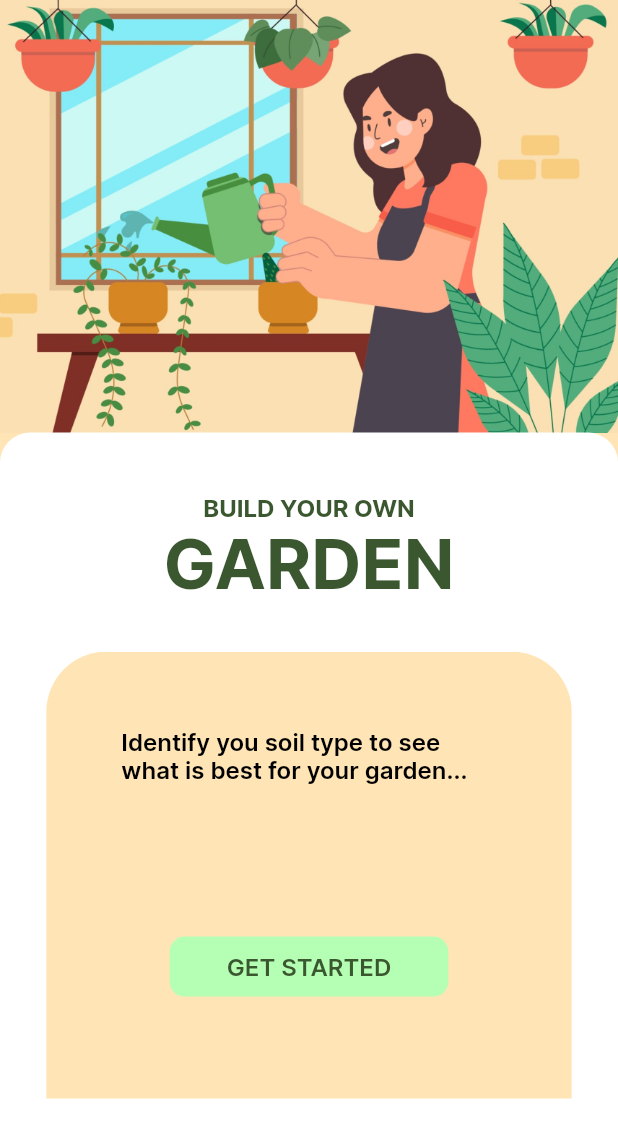
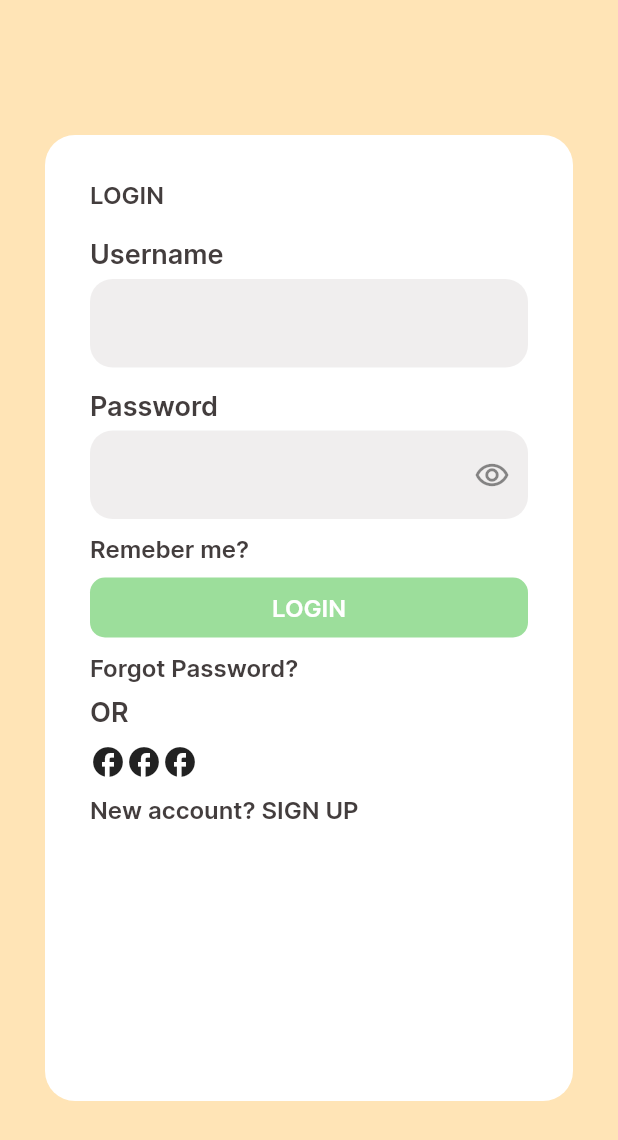
Before and after one commit to GardenMate/ibm-garden, a Flutter app: the screen it shows after launch, on a phone screen of 412 x 824 dp. Shown: the top 1140 px of the screen. Run offline on Flutter 3.47's test engine with Material 2 defaults, Android fonts, the phone set to English and light mode, and no system bars.

Commit message:
created a sign in page in flutter

```diff
--- a/build_my_garden/lib/main.dart
+++ b/build_my_garden/lib/main.dart
@@ -1,29 +1,23 @@
 // ignore_for_file: prefer_const_constructors
 
+import 'package:build_my_garden/pages/signin_page.dart';
 import 'package:build_my_garden/pages/welcome_page.dart';
 import 'package:flutter/material.dart';
 import 'package:http/http.dart' as http;
 
 void main() {
-  runApp(MyApp());
+  runApp(AuthApp());
 }
 
-class MyApp extends StatefulWidget {
-  const MyApp({Key? key}) : super(key: key);
+// The welcome app state
+class WelcomeApp extends StatefulWidget {
+  const WelcomeApp({Key? key}) : super(key: key);
 
   @override
-  State<MyApp> createState() => _MyAppState();
+  State<WelcomeApp> createState() => _WelcomeAppState();
 }
 
-class _MyAppState extends State<MyApp> {
-  int currentIndex = 0;
-  final screens = [
-    CenterWithButton(text: "Learn"),
-    CenterWithButton(text: "Your Plants"),
-    CenterWithButton(text: "Marketplace"),
-    CenterWithButton(text: "Account"),
-  ];
-
+class _WelcomeAppState extends State<WelcomeApp> {
   @override
   Widget build(BuildContext context) {
     return MaterialApp(
@@ -36,6 +30,27 @@ class _MyAppState extends State<MyApp> {
   }
 }
 
+class AuthApp extends StatefulWidget {
+  const AuthApp({Key? key}) : super(key: key);
+
+  @override
+  State<AuthApp> createState() => _AuthAppState();
+}
+
+class _AuthAppState extends State<AuthApp> {
+  @override
+  Widget build(BuildContext context) {
+    return MaterialApp(
+        title: 'Build Your Garden', //The title of the Flutter App
+        theme: ThemeData(
+          scaffoldBackgroundColor: Color.fromARGB(255, 255, 228, 182),
+          primarySwatch: Colors.green,
+        ),
+        home: SignInPage());
+  }
+}
+
+// The main app state
 class MainApp extends StatefulWidget {
   const MainApp({Key? key}) : super(key: key);
 
--- a/build_my_garden/lib/pages/signin_page.dart
+++ b/build_my_garden/lib/pages/signin_page.dart
@@ -2,25 +2,143 @@
 // For signing up and logining in
 import 'dart:convert';
 
+import 'package:build_my_garden/sizes_helpers.dart';
+import 'package:build_my_garden/widgets/app_text.dart';
+import 'package:build_my_garden/widgets/responsive_button.dart';
+import 'package:flutter/material.dart';
 import 'package:http/http.dart' as http;
+
+class SignInPage extends StatefulWidget {
+  const SignInPage({Key? key}) : super(key: key);
+
+  @override
+  State<SignInPage> createState() => _SignInPageState();
+}
+
+class _SignInPageState extends State<SignInPage> {
+  bool _secureText = true;
+
+  @override
+  Widget build(BuildContext context) {
+    return Scaffold(
+        resizeToAvoidBottomInset: false,
+        body: Container(
+          margin:
+              const EdgeInsets.only(top: 90, bottom: 90, left: 30, right: 30),
+          width: displayWidth(context),
+          height: displayHeight(context),
+          decoration: const BoxDecoration(
+            color: Colors.white,
+            borderRadius: BorderRadius.all(
+              Radius.circular(20.0),
+            ),
+          ),
+          child: Container(
+            margin: const EdgeInsets.symmetric(vertical: 30, horizontal: 30),
+            child: Column(
+              crossAxisAlignment: CrossAxisAlignment.start,
+              children: [
+                AppText(text: "LOGIN"),
+                const SizedBox(height: 20),
+                AppText(text: "Username", size: 18),
+                const SizedBox(height: 5),
+                TextField(
+                  decoration: InputDecoration(
+                    border: OutlineInputBorder(
+                        borderRadius: BorderRadius.circular(15.0),
+                        borderSide:
+                            BorderSide(width: 0, style: BorderStyle.none)),
+                    fillColor: Color.fromARGB(20, 64, 42, 42),
+                    filled: true,
+                  ),
+                ),
+                const SizedBox(height: 15),
+                AppText(text: "Password", size: 18),
+                const SizedBox(height: 5),
+                TextField(
+                  decoration: InputDecoration(
+                    suffixIcon: IconButton(
+                      icon: Icon(_secureText
+                          ? Icons.remove_red_eye_outlined
+                          : Icons.remove_red_eye),
+                      onPressed: () {
+                        setState(() {
+                          _secureText = !_secureText;
+                        });
+                      },
+                    ),
+                    border: OutlineInputBorder(
+                        borderRadius: BorderRadius.circular(15.0),
+                        borderSide: const BorderSide(
+                            width: 0, style: BorderStyle.none)),
+                    fillColor: const Color.fromARGB(20, 64, 42, 42),
+                    filled: true,
+                  ),
+                  obscureText: _secureText,
+                ),
+                const SizedBox(height: 10),
+                AppText(text: "Remeber me?"),
+                const SizedBox(height: 10),
+                ResponsiveButton(
+                  onPress: (() => null),
+                  text: "LOGIN",
+                  textColor: Colors.white,
+                  buttonColor: Color.fromARGB(255, 156, 222, 155),
+                  width: 300,
+                ),
+                const SizedBox(height: 10),
+                AppText(text: "Forgot Password?"),
+                const SizedBox(height: 10),
+                AppText(text: "OR", size: 18),
+                const SizedBox(height: 10),
+                Row(
+                  children: [
+                    Icon(Icons.facebook),
+                    Icon(Icons.facebook),
+                    Icon(Icons.facebook),
+                  ],
+                ),
+                const SizedBox(height: 10),
+                AppText(text: "New account? SIGN UP"),
+              ],
+            ),
+          ),
+        ));
+  }
+}
 
 main() async {
   AuthService authService = AuthService();
-  RegistrationResponse? registrationResponse = await authService.registration(
-      "abemelech", "alskd1235", "alskd1235[", "abemelech.mesfin.gmail.com");
-  if (registrationResponse != null) {
-    registrationResponse.email?.forEach((e) => print(e));
-    registrationResponse.username?.forEach((e) => print(e));
-    registrationResponse.non_field_errors?.forEach((e) => print(e));
-    registrationResponse.password1?.forEach((e) => print(e));
+  // RegistrationResponse? registrationResponse = await authService.registration(
+  //     "abemelech", "sa;dslfkjwe", "sa;dslfkjwe", "abemelech.mesfin.gmail.com");
+  // if (registrationResponse != null) {
+  //   registrationResponse.email?.forEach((e) => print(e));
+  //   registrationResponse.username?.forEach((e) => print(e));
+  //   registrationResponse.non_field_errors?.forEach((e) => print(e));
+  //   registrationResponse.password1?.forEach((e) => print(e));
+  //   if (registrationResponse != null) print(registrationResponse.key);
+  // }
+
+  LoginResponse? loginResponse =
+      await authService.login("abemelech", "sa;dslfkjwe");
+  if (loginResponse != null) {
+    if (loginResponse.key != null) print(loginResponse.key);
+    loginResponse.non_field_errors?.forEach((element) => print(element));
   }
+
+  // Get User data
+  // var response = await http
+  //     .get(Uri.parse("http://10.0.2.2:8000/accounts/user/"), headers: {
+  //   "Authorization": "Token e513b66ec1dc07ba3078aff736992115f81e706c"
+  // });
+  // print(response.body);
 }
 
 class AuthService {
   final registrationUrl = Uri.parse("http://10.0.2.2:8000/auth/registration/");
   final loginUrl = Uri.parse("http://10.0.2.2:8000/accounts/login/");
 
-  Future<RegistrationResponse> registration(
+  Future<RegistrationResponse?> registration(
       String username, String password1, String password2, String email) async {
     var response = await http.post(registrationUrl, body: {
       "username": username,
@@ -28,8 +146,15 @@ class AuthService {
       "password2": password2,
       "email": email,
     });
-    print(response.body);
     return RegistrationResponse.fromJson(jsonDecode(response.body));
+  }
+
+  Future<LoginResponse?> login(String usernameOrEmail, String password) async {
+    var response = await http.post(loginUrl, body: {
+      "username": usernameOrEmail,
+      "password": password,
+    });
+    return LoginResponse.fromJson(jsonDecode(response.body));
   }
 }
 
@@ -67,3 +192,16 @@ class RegistrationResponse {
     );
   }
 }
+
+class LoginResponse {
+  dynamic? key;
+  List<dynamic>? non_field_errors;
+  LoginResponse({this.key, this.non_field_errors});
+
+  factory LoginResponse.fromJson(mapOfBody) {
+    return LoginResponse(
+      key: mapOfBody['key'],
+      non_field_errors: mapOfBody['non_field_errors'],
+    );
+  }
+}
--- a/build_my_garden/lib/pages/welcome_page.dart
+++ b/build_my_garden/lib/pages/welcome_page.dart
@@ -73,17 +73,7 @@ class _WelcomePageState extends State<WelcomePage> {
                   // A container that is scrollable with information
                   width: displayWidth(context) * 0.85,
                   height: 298,
-                    child: PageView.builder(
-                        onPageChanged: (int index) {
-                          setState(() {
-                            pageIndex = index;
-                          });
-                        },
-                        controller: _pageController,
-                        scrollDirection: Axis.horizontal,
-                        itemCount: 3,
-                        itemBuilder: (context, index) {
-                          return Container(
+                  child: Container(
                     decoration: const BoxDecoration(
                       color: Color.fromARGB(255, 255, 228, 182),
                       borderRadius: BorderRadius.only(
@@ -98,27 +88,36 @@ class _WelcomePageState extends State<WelcomePage> {
                               top: 50, left: 50, right: 50),
                           height: 60,
                           // Load the widget AppText for texts
-                                child: AppText(text: listOfText[index]),
-                              ),
+                          child: PageView.builder(
+                              onPageChanged: (int index) {
+                                setState(() {
+                                  pageIndex = index;
+                                });
+                              },
+                              controller: _pageController,
+                              scrollDirection: Axis.horizontal,
+                              itemCount: 3,
+                              itemBuilder: (context, index) {
+                                return AppText(text: listOfText[index]);
+                              })),
                       Container(
                         margin: const EdgeInsets.only(top: 80),
                         // A button that changes the page and goes to home page
                         child: ResponsiveButton(
-                                  onPress: index != 2
+                          onPress: pageIndex != 2
                               ? () => _pageController.nextPage(
                                   duration: Duration(milliseconds: 200),
                                   curve: Curves.bounceInOut)
                               : () => Navigator.push(
                                   context,
                                   MaterialPageRoute(
-                                              builder: (context) =>
-                                                  const MainApp())),
+                                      builder: (context) => const MainApp())),
                           text: "GET STARTED",
                         ),
                       )
                     ]),
-                          );
-                        }))
+                  ),
+                )
               ],
             )),
       ],
--- a/build_my_garden/lib/widgets/app_text.dart
+++ b/build_my_garden/lib/widgets/app_text.dart
@@ -7,7 +7,10 @@ class AppText extends StatelessWidget {
   final Color color;
 
   const AppText(
-      {Key? key, this.size = 16, required this.text, this.color = Colors.black})
+      {Key? key,
+      this.size = 16,
+      required this.text,
+      this.color = const Color.fromARGB(255, 67, 61, 61)})
       : super(key: key);
 
   @override
--- a/build_my_garden/lib/widgets/responsive_button.dart
+++ b/build_my_garden/lib/widgets/responsive_button.dart
@@ -9,12 +9,16 @@ class ResponsiveButton extends StatelessWidget {
   bool? isResponsive;
   double? width;
   String text;
+  Color textColor;
+  Color buttonColor;
   Function() onPress;
   ResponsiveButton(
       {Key? key,
       this.text = "",
       this.width,
       this.isResponsive = false,
+      this.textColor = const Color.fromARGB(255, 59, 87, 48),
+      this.buttonColor = const Color.fromARGB(255, 181, 255, 180),
       required this.onPress})
       : super(key: key);
 
@@ -25,7 +29,7 @@ class ResponsiveButton extends StatelessWidget {
       height: 40,
       decoration: BoxDecoration(
         borderRadius: BorderRadius.circular(10),
-        color: Color.fromARGB(255, 181, 255, 180),
+        color: buttonColor,
       ),
       child: TextButton(
         onPressed: onPress,
@@ -33,7 +37,7 @@ class ResponsiveButton extends StatelessWidget {
           margin: const EdgeInsets.only(left: 30, right: 30),
           child: AppText(
             text: text,
-            color: Color.fromARGB(255, 59, 87, 48),
+            color: textColor,
           ),
         ),
       ),
```
Also changed, not shown: 2 other files. Lines whose indentation alone changed are shown as unchanged.
